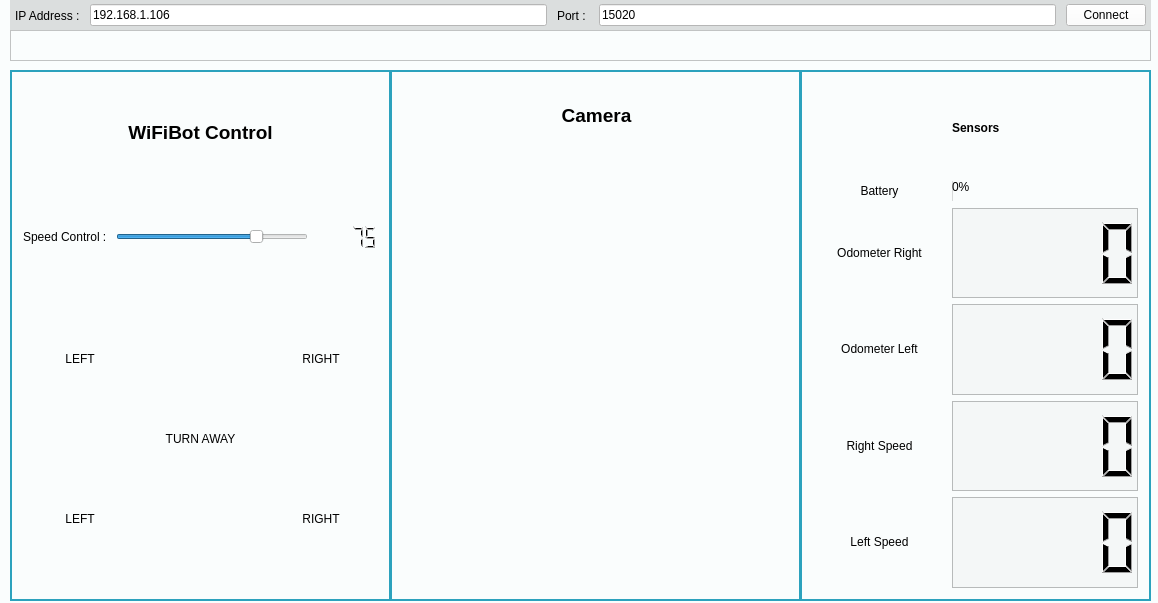
First picture: the form in mainwindow.ui, repository Orann/projet_wifibot, before the edit.
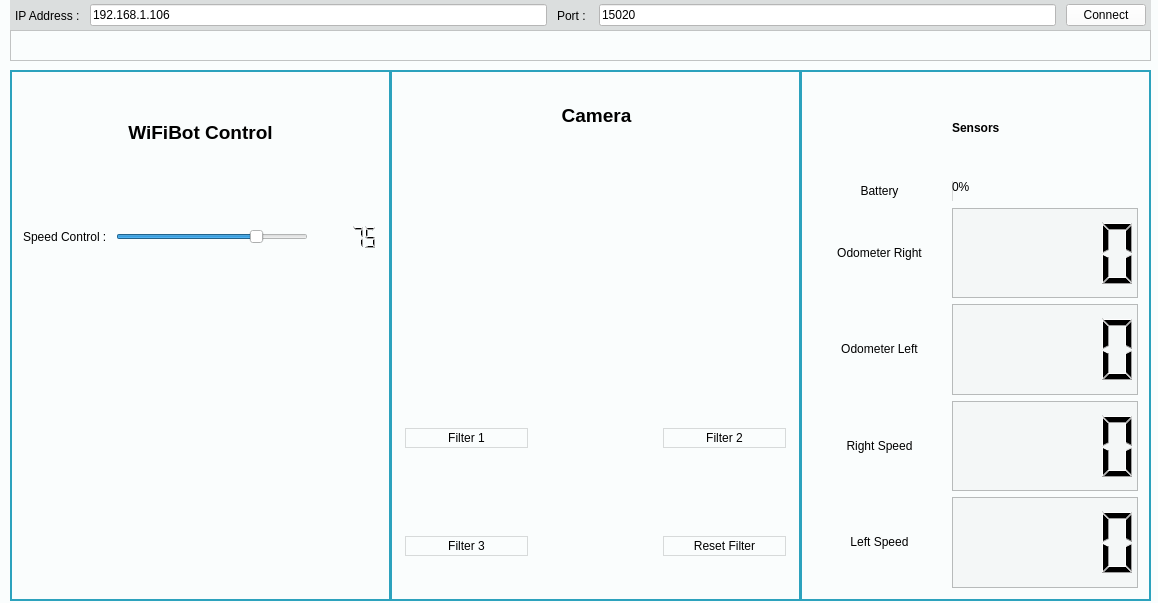
Second picture: the form after the edit. Icons and pictures are not drawn.

```diff
--- a/mainwindow.ui
+++ b/mainwindow.ui
@@ -209,7 +209,17 @@
           <string notr="true">border: none;</string>
          </property>
          <property name="text">
-          <string>RIGHT</string>
+          <string/>
+         </property>
+         <property name="icon">
+          <iconset resource="ressources.qrc">
+           <normaloff>:/right_backward.png</normaloff>:/right_backward.png</iconset>
+         </property>
+         <property name="iconSize">
+          <size>
+           <width>70</width>
+           <height>70</height>
+          </size>
          </property>
          <property name="autoRepeat">
           <bool>false</bool>
@@ -222,24 +232,17 @@
           <string notr="true">border: none;</string>
          </property>
          <property name="text">
-          <string>TURN AWAY</string>
-         </property>
-        </widget>
-       </item>
-       <item row="0" column="0">
-        <widget class="QPushButton" name="pushButton_11">
-         <property name="styleSheet">
-          <string notr="true">border: none;</string>
-         </property>
-         <property name="text">
-          <string>LEFT</string>
+          <string/>
          </property>
          <property name="icon">
           <iconset theme="next.png">
            <normaloff>.</normaloff>.</iconset>
          </property>
-         <property name="autoRepeat">
-          <bool>false</bool>
+         <property name="iconSize">
+          <size>
+           <width>50</width>
+           <height>50</height>
+          </size>
          </property>
         </widget>
        </item>
@@ -249,7 +252,17 @@
           <string notr="true">border: none;</string>
          </property>
          <property name="text">
-          <string>RIGHT</string>
+          <string/>
+         </property>
+         <property name="icon">
+          <iconset resource="ressources.qrc">
+           <normaloff>:/right_forward.png</normaloff>:/right_forward.png</iconset>
+         </property>
+         <property name="iconSize">
+          <size>
+           <width>70</width>
+           <height>70</height>
+          </size>
          </property>
          <property name="autoRepeat">
           <bool>false</bool>
@@ -362,13 +375,43 @@
           <string notr="true">border: none;</string>
          </property>
          <property name="text">
-          <string>LEFT</string>
+          <string/>
+         </property>
+         <property name="icon">
+          <iconset resource="ressources.qrc">
+           <normaloff>:/left_backward.png</normaloff>:/left_backward.png</iconset>
+         </property>
+         <property name="iconSize">
+          <size>
+           <width>70</width>
+           <height>70</height>
+          </size>
          </property>
          <property name="autoRepeat">
           <bool>false</bool>
          </property>
         </widget>
        </item>
+       <item row="0" column="0">
+        <widget class="QPushButton" name="forwardLeftButton">
+         <property name="styleSheet">
+          <string notr="true">border: none;</string>
+         </property>
+         <property name="text">
+          <string/>
+         </property>
+         <property name="icon">
+          <iconset resource="ressources.qrc">
+           <normaloff>:/left_forward.png</normaloff>:/left_forward.png</iconset>
+         </property>
+         <property name="iconSize">
+          <size>
+           <width>70</width>
+           <height>70</height>
+          </size>
+         </property>
+        </widget>
+       </item>
       </layout>
      </item>
     </layout>
@@ -451,19 +494,6 @@
      </item>
      <item row="3" column="0" rowspan="3" colspan="3">
       <layout class="QGridLayout" name="gridLayout_4">
-       <item row="0" column="0">
-        <spacer name="horizontalSpacer_7">
-         <property name="orientation">
-          <enum>Qt::Horizontal</enum>
-         </property>
-         <property name="sizeHint" stdset="0">
-          <size>
-           <width>40</width>
-           <height>20</height>
-          </size>
-         </property>
-        </spacer>
-       </item>
        <item row="1" column="0">
         <widget class="QPushButton" name="camLeftButton">
          <property name="styleSheet">
@@ -487,19 +517,6 @@
          </property>
         </widget>
        </item>
-       <item row="0" column="2">
-        <spacer name="horizontalSpacer_8">
-         <property name="orientation">
-          <enum>Qt::Horizontal</enum>
-         </property>
-         <property name="sizeHint" stdset="0">
-          <size>
-           <width>40</width>
-           <height>20</height>
-          </size>
-         </property>
-        </spacer>
-       </item>
        <item row="1" column="2">
         <widget class="QPushButton" name="camRightButton">
          <property name="styleSheet">
@@ -589,6 +606,46 @@
          </property>
         </widget>
        </item>
+       <item row="0" column="0">
+        <widget class="QPushButton" name="filter1Button">
+         <property name="styleSheet">
+          <string notr="true">border: 1px solid rgb(215, 218, 218);</string>
+         </property>
+         <property name="text">
+          <string>Filter 1</string>
+         </property>
+        </widget>
+       </item>
+       <item row="0" column="2">
+        <widget class="QPushButton" name="filter2Button">
+         <property name="styleSheet">
+          <string notr="true">border: 1px solid rgb(215, 218, 218);</string>
+         </property>
+         <property name="text">
+          <string>Filter 2</string>
+         </property>
+        </widget>
+       </item>
+       <item row="2" column="0">
+        <widget class="QPushButton" name="filter3Button">
+         <property name="styleSheet">
+          <string notr="true">border: 1px solid rgb(215, 218, 218);</string>
+         </property>
+         <property name="text">
+          <string>Filter 3</string>
+         </property>
+        </widget>
+       </item>
+       <item row="2" column="2">
+        <widget class="QPushButton" name="resetFilterButton">
+         <property name="styleSheet">
+          <string notr="true">border: 1px solid rgb(215, 218, 218);</string>
+         </property>
+         <property name="text">
+          <string>Reset Filter</string>
+         </property>
+        </widget>
+       </item>
       </layout>
      </item>
     </layout>
```
Left out of the diff: 12 changed lines with no effect on the pictures.
